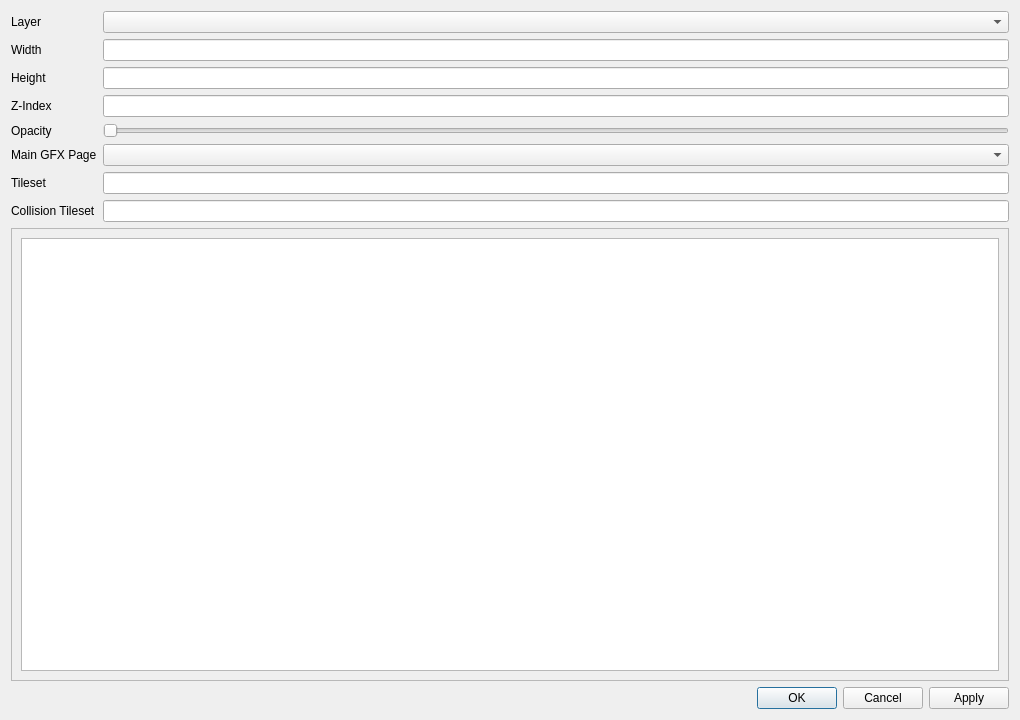
This is dsvedit/layers_editor.ui in LagoLunatic/DSVEdit as Qt 5 draws it before an edit. The edited form follows.
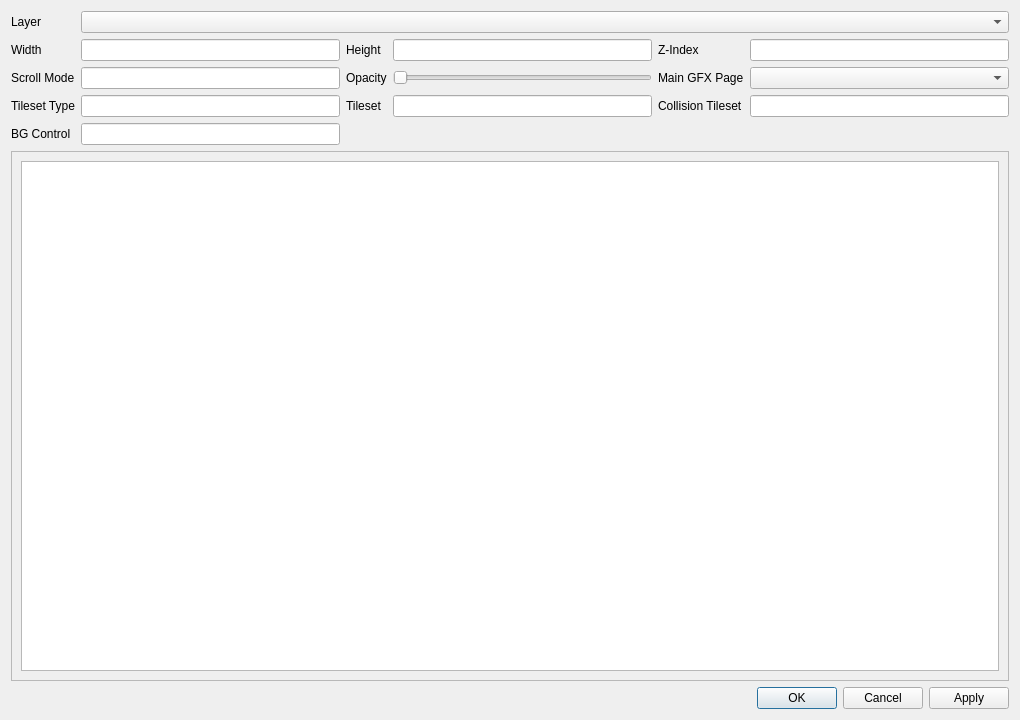
This is the edited form.

Commit message: Work on layers editor and AoS's 256 color layers

The edit to the form file:
```diff
--- a/dsvedit/layers_editor.ui
+++ b/dsvedit/layers_editor.ui
@@ -15,55 +15,65 @@
   </property>
   <layout class="QVBoxLayout" name="verticalLayout">
    <item>
-    <layout class="QFormLayout" name="formLayout">
-     <property name="fieldGrowthPolicy">
-      <enum>QFormLayout::AllNonFixedFieldsGrow</enum>
-     </property>
-     <item row="1" column="0">
+    <layout class="QGridLayout" name="gridLayout">
+     <item row="0" column="0">
       <widget class="QLabel" name="label">
        <property name="text">
         <string>Layer</string>
        </property>
       </widget>
      </item>
-     <item row="1" column="1">
+     <item row="0" column="1" colspan="5">
       <widget class="QComboBox" name="layer_index"/>
      </item>
-     <item row="2" column="0">
+     <item row="1" column="0">
       <widget class="QLabel" name="label_2">
        <property name="text">
         <string>Width</string>
        </property>
       </widget>
      </item>
-     <item row="2" column="1">
+     <item row="1" column="1">
       <widget class="QLineEdit" name="width"/>
      </item>
-     <item row="3" column="0">
+     <item row="1" column="2">
       <widget class="QLabel" name="label_3">
        <property name="text">
         <string>Height</string>
        </property>
       </widget>
      </item>
-     <item row="3" column="1">
+     <item row="1" column="3">
       <widget class="QLineEdit" name="height"/>
      </item>
-     <item row="4" column="0">
+     <item row="1" column="4">
       <widget class="QLabel" name="label_4">
        <property name="text">
         <string>Z-Index</string>
        </property>
       </widget>
      </item>
-     <item row="5" column="0">
+     <item row="1" column="5">
+      <widget class="QLineEdit" name="z_index"/>
+     </item>
+     <item row="2" column="0">
+      <widget class="QLabel" name="label_10">
+       <property name="text">
+        <string>Scroll Mode</string>
+       </property>
+      </widget>
+     </item>
+     <item row="2" column="1">
+      <widget class="QLineEdit" name="scroll_mode"/>
+     </item>
+     <item row="2" column="2">
       <widget class="QLabel" name="label_5">
        <property name="text">
         <string>Opacity</string>
        </property>
       </widget>
      </item>
-     <item row="5" column="1">
+     <item row="2" column="3">
       <widget class="QSlider" name="opacity">
        <property name="maximum">
         <number>31</number>
@@ -73,39 +83,56 @@
        </property>
       </widget>
      </item>
-     <item row="4" column="1">
-      <widget class="QLineEdit" name="z_index"/>
-     </item>
-     <item row="6" column="0">
+     <item row="2" column="4">
       <widget class="QLabel" name="label_6">
        <property name="text">
         <string>Main GFX Page</string>
        </property>
       </widget>
      </item>
-     <item row="6" column="1">
+     <item row="2" column="5">
       <widget class="QComboBox" name="main_gfx_page_index"/>
      </item>
-     <item row="7" column="0">
+     <item row="3" column="0">
+      <widget class="QLabel" name="label_9">
+       <property name="text">
+        <string>Tileset Type</string>
+       </property>
+      </widget>
+     </item>
+     <item row="3" column="1">
+      <widget class="QLineEdit" name="tileset_type"/>
+     </item>
+     <item row="3" column="2">
       <widget class="QLabel" name="label_7">
        <property name="text">
         <string>Tileset</string>
        </property>
       </widget>
      </item>
-     <item row="8" column="0">
+     <item row="3" column="3">
+      <widget class="QLineEdit" name="tileset"/>
+     </item>
+     <item row="3" column="4">
       <widget class="QLabel" name="label_8">
        <property name="text">
         <string>Collision Tileset</string>
        </property>
       </widget>
      </item>
-     <item row="7" column="1">
-      <widget class="QLineEdit" name="tileset"/>
-     </item>
-     <item row="8" column="1">
+     <item row="3" column="5">
       <widget class="QLineEdit" name="collision_tileset"/>
      </item>
+     <item row="4" column="0">
+      <widget class="QLabel" name="label_11">
+       <property name="text">
+        <string>BG Control</string>
+       </property>
+      </widget>
+     </item>
+     <item row="4" column="1">
+      <widget class="QLineEdit" name="bg_control"/>
+     </item>
     </layout>
    </item>
    <item>
```
Left out of the diff: 16 changed lines with no effect on the pictures. The commit also changes 10 other files.
